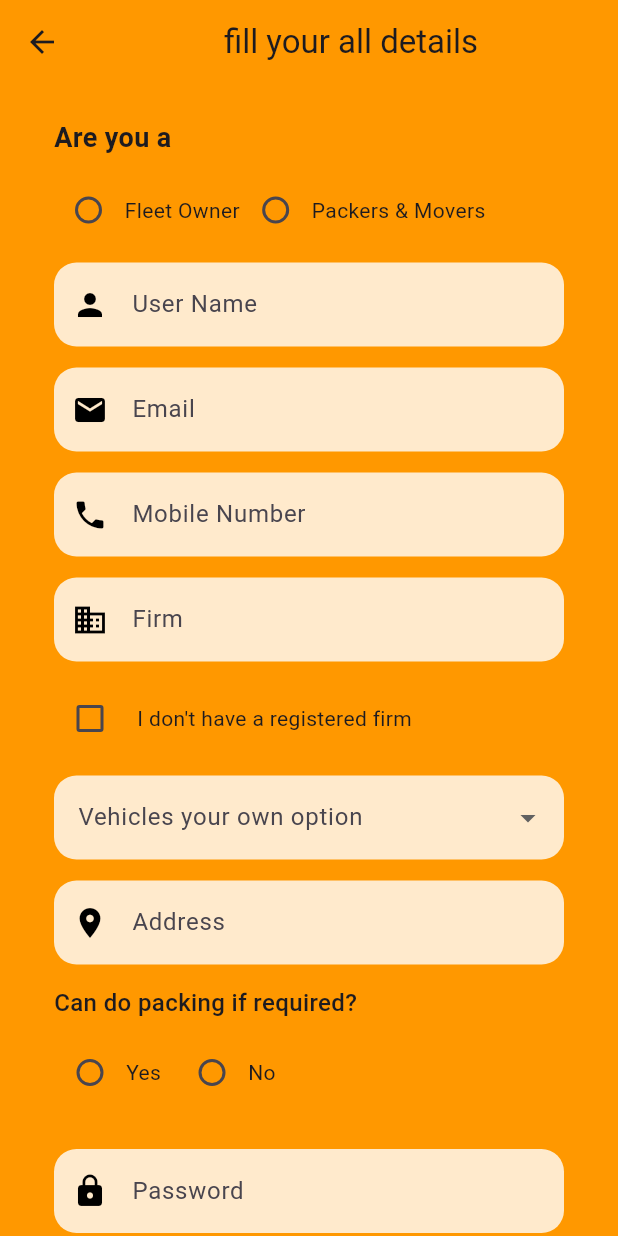
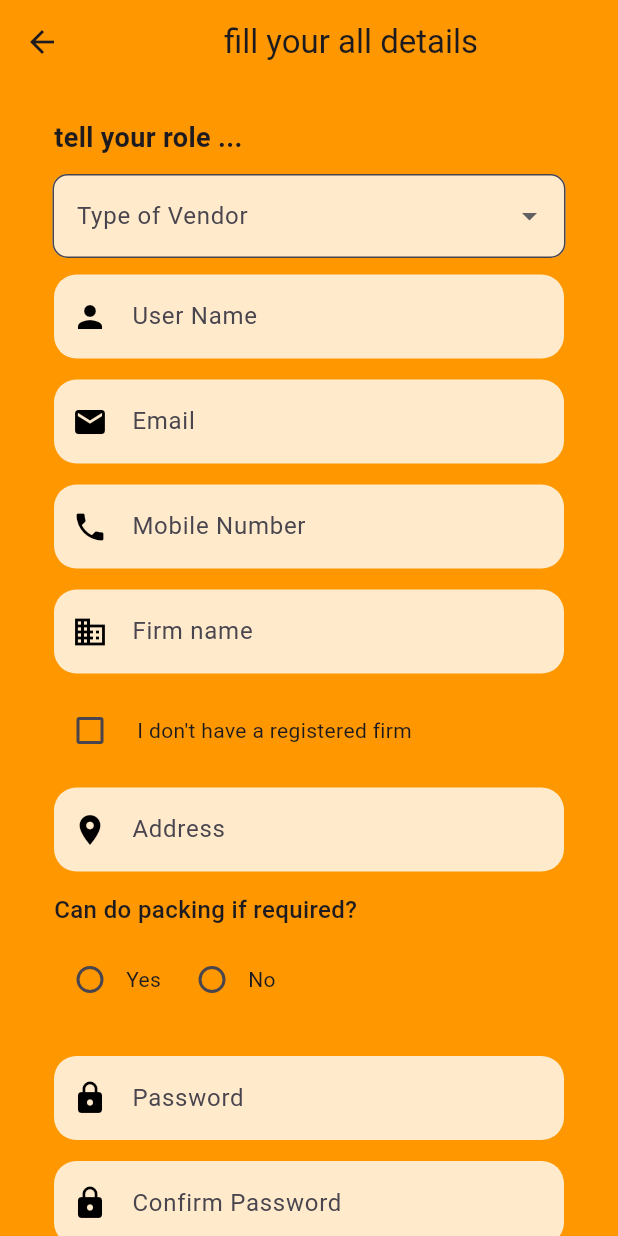
Before and after one commit to DevvUdit01/JunoFast_Vendor, a Flutter app: the SignUpPageView screen opened by its route, on a phone screen of 412 x 824 dp. Run offline on Flutter 3.47's test engine with Material 3 defaults, Android fonts, the phone set to English and light mode, and no system bars; our stand-ins replace cloud_firestore, firebase_auth, firebase_core, firebase_messaging, flutter_local_notifications, geolocator and 6 more; accounts and stored records are empty; network calls fail.

Commit message:
type of lead updated

```diff
--- a/lib/core/VendorModel/Vendor_model.dart
+++ b/lib/core/VendorModel/Vendor_model.dart
@@ -8,12 +8,12 @@
   late String password;
   late String conformPassword;
   late String address;
-  late String vehicleType;
+  late List<String> leadPermission; // Corrected to List<String>
   late String role;
   late String packing;
   late bool registerFirm;
   late List bookings;
-  Map<String,dynamic> location;
+  Map<String, dynamic> location;
   late String fcmToken;
 
   VendorModel({
@@ -24,7 +24,7 @@
     required this.password,
     required this.conformPassword,
     required this.address,
-    required this.vehicleType,
+    required this.leadPermission, // Expecting List<String> for permissions
     required this.role,
     required this.packing,
     required this.registerFirm,
@@ -33,6 +33,7 @@
     required this.fcmToken,
   });
 
+  // Factory method to create VendorModel from Firestore DocumentSnapshot
   factory VendorModel.fromDocumentSnapshot(DocumentSnapshot doc) {
     return VendorModel(
       name: doc['name'],
@@ -42,16 +43,17 @@
       password: doc['password'],
       conformPassword: doc['conformPassword'],
       address: doc['address'],
-      vehicleType: doc['vehicleType'],
+      leadPermission: List<String>.from(doc['leadPermission']), // Ensure List<String>
       role: doc['role'],
       packing: doc['packing'],
       registerFirm: doc['registerFirm'],
       bookings: List.from(doc['bookings']),
-      location: doc['location'],
+      location: Map<String, dynamic>.from(doc['location']),
       fcmToken: doc['fcmToken'],
     );
   }
 
+  // Convert VendorModel to a map for Firestore
   Map<String, dynamic> toMap() {
     return {
       'name': name,
@@ -61,7 +63,7 @@
       'password': password,
       'conformPassword': conformPassword,
       'address': address,
-      'vehicleType': vehicleType,
+      'leadPermission': leadPermission, // Ensure it saves as List<String>
       'role': role,
       'packing': packing,
       'registerFirm': registerFirm,
--- a/lib/features/BookingPage/bookingpage_view.dart
+++ b/lib/features/BookingPage/bookingpage_view.dart
@@ -175,7 +175,7 @@
                 style: TextStyle(color: secondaryColor)),
                 Text('Client Name: ${booking.clientName}'),
                 Text('Client Number: ${booking.clientNumber}'),
-                Text('Vehicle Type: ${booking.vehicleType}'),
+                Text('Type of lead accepting: ${booking.leadPermission}'),
                 Text('Pickup Location: ${booking.pickupLocation}'),
                 Text('Drop Location: ${booking.dropLocation}'),
                 Text('Pickup Date: ${booking.pickupDate}'),
--- a/lib/features/formpage/formpage_controller.dart
+++ b/lib/features/formpage/formpage_controller.dart
@@ -15,11 +15,11 @@
   TextEditingController firmController = TextEditingController();
 
   var packing = ''.obs;
-  var role = ''.obs;
+  String? role;
   var termCondition = false.obs;
   var registerFirm = false.obs;
   var isGoogleLoging = false.obs;
-  String? typeOfVehicleRequired;
+  late List<String> leadPermission = [];   // Updated to List<String>
 
   @override
   void onInit() {
@@ -37,7 +37,7 @@
       if (formKey.currentState!.validate()) {
         if (packing.isEmpty) {
           Get.snackbar('Required', 'Check packing', backgroundColor: Colors.red);
-        } else if (role.isEmpty) {
+        } else if (role == null || role!.isEmpty) {
           Get.snackbar('Required', 'Check role', backgroundColor: Colors.red);
         } else if (!termCondition.value) {
           Get.snackbar('Required', 'Accept terms and conditions', backgroundColor: Colors.red);
@@ -46,6 +46,32 @@
         } else if (passwordController.text != cpasswordController.text) {
           Get.snackbar('Error', 'Passwords do not match', backgroundColor: Colors.red);
         } else {
+           leadPermission.clear(); // Clear any previously added permissions
+
+       if (role == 'Transport Agent') {
+         leadPermission.add('Industrial Transportation');
+       }
+       if (role == 'Packers & Movers') {
+         leadPermission.addAll([
+           'House Shifting',
+           'PG Shifting',
+           'Office Relocation',
+           'Bike Carrier',
+           'Parcel/Courier'
+         ]);
+       }
+       if (role == 'Field Officer') {
+         leadPermission.add('Industrial Transportation');
+       }
+       if (role == 'Car Carrier') {
+         leadPermission.addAll([
+           'Car Transportation',
+           'Bike Transportation'
+         ]);
+       }
+       if (role == 'Bike Carrier') {
+         leadPermission.add('Bike Transportation');
+       }
           signUp();
         }
       } else {
@@ -65,30 +91,32 @@
       password: passwordController.text.trim(),
       conformPassword: cpasswordController.text.trim(),
       address: addressController.text.trim(),
-      vehicleType: typeOfVehicleRequired!,
-      role: role.value,
+      leadPermission: leadPermission, // Updated to List<String>
+      role: role!,
       packing: packing.value,
       registerFirm: registerFirm.value,
       bookings: [], // Empty booking list initially
-      location: {},
-      fcmToken:'',
+      location: {}, // Assuming no location data initially
+      fcmToken: '', // Assuming no FCM token initially
     );
 
     // Return the vendor model to the previous page
     Get.back(result: vendor);
   }
 
+  // Method to select packing
   String selectPacking(String selectedPacking) {
     packing.value = selectedPacking;
     return packing.value;
   }
 
+  // Method to select role
   String selectRole(String selectedUser) {
-    role.value = selectedUser;
-    return role.value;
+    role = selectedUser;
+    return role!;
   }
 
-  void loginWithGoogle() async {
-    await AuthService.signUpWithGoogle();
-  }
+
+
+
 }
--- a/lib/features/signuppage/signuppage_view.dart
+++ b/lib/features/signuppage/signuppage_view.dart
@@ -31,7 +31,7 @@
                       padding:
                           const EdgeInsets.symmetric(horizontal: 20, vertical: 7),
                       child: const Text(
-                        'Are you a',
+                        'tell your role ...',
                         style: TextStyle(
                           fontSize: 18,
                           fontWeight: FontWeight.bold,
@@ -41,39 +41,28 @@
                     Padding(
                       padding:
                           const EdgeInsets.symmetric(horizontal: 19, vertical: 4),
-                      child: Row(
-                        mainAxisAlignment: MainAxisAlignment.start,
-                        children: [
-                          Obx(
-                            () => Row(
-                              children: [
-                                Radio(
-                                  value: 'Fleet Owner',
-                                  groupValue: controller.role.value,
-                                  onChanged: (value) {
-                                    controller.selectRole(value!);
-                                  },
-                                ),
-                                const Text('Fleet Owner'),
-                              ],
-                            ),
-                          ),
-                          Obx(
-                            () => Row(
-                              children: [
-                                Radio(
-                                  value: 'Packers & Movers',
-                                  groupValue: controller.role.value,
-                                  onChanged: (value) {
-                                    controller.selectRole(value!);
-                                  },
-                                ),
-                                const Text('Packers & Movers'),
-                              ],
-                            ),
-                          ),
-                        ],
-                      ),
+                      child:   DropdownButtonFormField<String>(
+                  value: controller.role,
+                  items: const [
+                    DropdownMenuItem(value: "Transport Agent", child: Text("Transport Agent")),
+                    DropdownMenuItem(value: "Packers & Movers", child: Text("Packers & Movers")),
+                    DropdownMenuItem(value: "Field Officer", child: Text("Field Officer")),
+                    DropdownMenuItem(value: "Car Carrier", child: Text("Car Carrier")),
+                    DropdownMenuItem(value: "Bike Carrier", child: Text("Bike Carrier")),
+                  ],
+                  onChanged: (value) {
+                    controller.role = value!;
+                  },
+                  decoration: InputDecoration(
+                    labelText: "Type of Vendor ",
+                    filled: true,
+                    fillColor: Colors.white.withOpacity(0.8),
+                    border: OutlineInputBorder(
+                      borderRadius: BorderRadius.circular(10),
+                      borderSide: const BorderSide(color: Colors.orange),
+                    ),
+                  ),
+                ),
                     ),
                     customTextField("User Name", 'Enter Name', TextInputType.name,
                         Icons.person, controller.nameController),
@@ -89,7 +78,7 @@
                         TextInputType.phone,
                         Icons.phone,
                         controller.mobileController),
-                    customTextField("Firm", 'Enter Firm Name', TextInputType.text,
+                    customTextField("Firm name", 'Enter Firm Name', TextInputType.text,
                         Icons.business, controller.firmController),
                     Padding(
                       padding:
@@ -111,44 +100,44 @@
                       ),
                     ),
 
-                    Padding(
-                      padding:
-                          const EdgeInsets.symmetric(horizontal: 20, vertical: 7),
-                      child: DropdownButtonFormField<String>(
-                        value: controller.typeOfVehicleRequired,
-                        items: const [
-                          DropdownMenuItem(value: "Truck", child: Text("Truck")),
-                          DropdownMenuItem(value: "Van", child: Text("Van")),
-                          DropdownMenuItem(value: "Car", child: Text("Car")),
-                        ],
-                        decoration: InputDecoration(
-                          border: OutlineInputBorder(
-                            borderRadius: BorderRadius.circular(15),
-                            borderSide: BorderSide
-                                .none, // Default border (when not focused)
-                          ),
-                          filled: true,
-                          fillColor: Colors.white.withOpacity(0.8),
-                          label: const Text('Vehicles your own option'),
-                          hintStyle: const TextStyle(
-                            fontSize: 12,
-                            color: Colors.grey,
-                          ),
-                          // Set the border when focused (e.g., rounded with a solid border)
-                          focusedBorder: OutlineInputBorder(
-                            borderRadius: BorderRadius.circular(15),
-                            borderSide: const BorderSide(
-                              color: Colors
-                                  .transparent, // Change the color to your desired focus color
-                              width: 2.0, // Change the thickness of the border
-                            ),
-                          ),
-                        ),
-                        onChanged: (value) {
-                          controller.typeOfVehicleRequired = value;
-                        },
-                      ),
-                    ),
+                    // Padding(
+                    //   padding:
+                    //       const EdgeInsets.symmetric(horizontal: 20, vertical: 7),
+                    //   child: DropdownButtonFormField<String>(
+                    //     value: controller.typeOfVehicleRequired,
+                    //     items: const [
+                    //       DropdownMenuItem(value: "Truck", child: Text("Truck")),
+                    //       DropdownMenuItem(value: "Van", child: Text("Van")),
+                    //       DropdownMenuItem(value: "Car", child: Text("Car")),
+                    //     ],
+                    //     decoration: InputDecoration(
+                    //       border: OutlineInputBorder(
+                    //         borderRadius: BorderRadius.circular(15),
+                    //         borderSide: BorderSide
+                    //             .none, // Default border (when not focused)
+                    //       ),
+                    //       filled: true,
+                    //       fillColor: Colors.white.withOpacity(0.8),
+                    //       label: const Text('Vehicles your own option'),
+                    //       hintStyle: const TextStyle(
+                    //         fontSize: 12,
+                    //         color: Colors.grey,
+                    //       ),
+                    //       // Set the border when focused (e.g., rounded with a solid border)
+                    //       focusedBorder: OutlineInputBorder(
+                    //         borderRadius: BorderRadius.circular(15),
+                    //         borderSide: const BorderSide(
+                    //           color: Colors
+                    //               .transparent, // Change the color to your desired focus color
+                    //           width: 2.0, // Change the thickness of the border
+                    //         ),
+                    //       ),
+                    //     ),
+                    //     onChanged: (value) {
+                    //       controller.typeOfVehicleRequired = value;
+                    //     },
+                    //   ),
+                    // ),
 
                     customTextField(
                         "Address",
```
Also changed, not shown: lib/core/model.dart (+8 -8 lines), lib/features/HomePage/homepage_view.dart (+7 -10 lines), lib/features/formpage/formpage_view.dart (+55 -66 lines), lib/features/signuppage/signuppage_controller.dart (+52 -51 lines).
